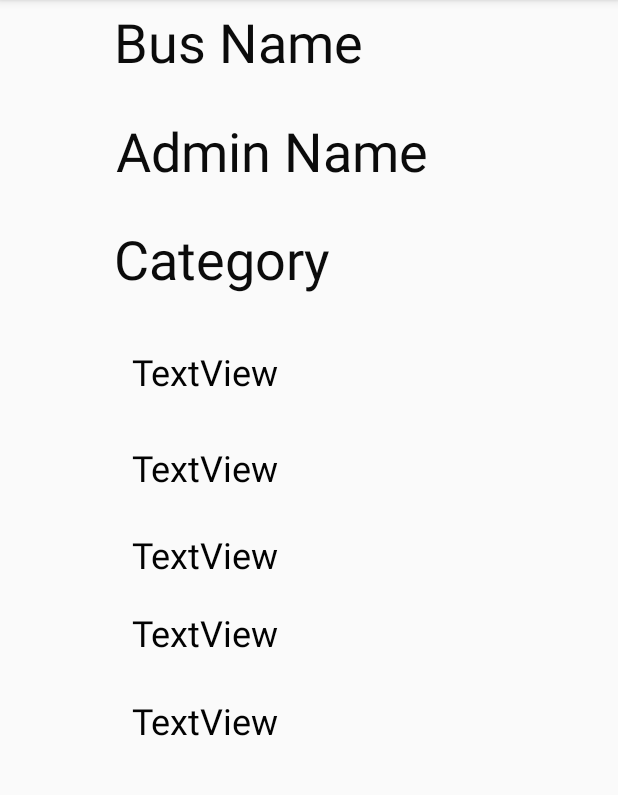
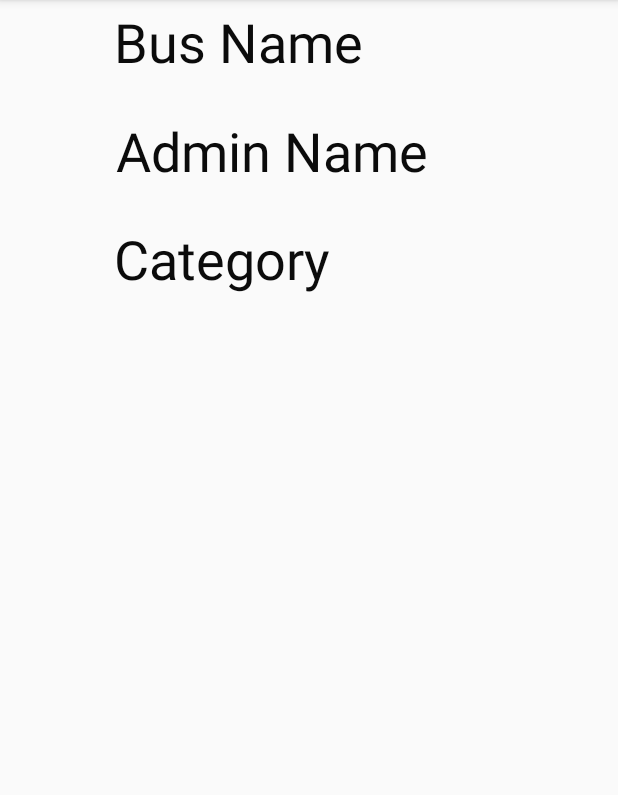
Before and after one commit to TeddyBonkerz/StoreFrontApp, an Android app: the home_fragment screen opened directly, with no data from a screen before it, on a phone screen of 412 x 824 dp, the part 84-879 px from its top. Run offline under Robolectric (Android 15) with nearby library versions, the phone set to English and light mode, and no system bars; our stand-ins replace Firebase (no records; nobody signed in at launch, a user with empty details on screens opened directly).

Commit message:
fixed bugs

```diff
--- a/app/src/main/java/com/example/storefrontapp/navdrawer/add_product_fragment.java
+++ b/app/src/main/java/com/example/storefrontapp/navdrawer/add_product_fragment.java
@@ -73,7 +73,7 @@ public class add_product_fragment extends Fragment implements AdapterView.OnItem
 
     @Nullable
     @Override
-    public View onCreateView(@NonNull final LayoutInflater inflater, @Nullable ViewGroup container, @Nullable Bundle savedInstanceState) {
+    public View onCreateView(@NonNull final LayoutInflater inflater, @Nullable final ViewGroup container, @Nullable Bundle savedInstanceState) {
         View view = inflater.inflate(R.layout.fragment_add_product, container, false);
 
         mAuth = FirebaseAuth.getInstance();
@@ -124,6 +124,9 @@ public class add_product_fragment extends Fragment implements AdapterView.OnItem
 
                 reference.child(uID).setValue(inventory);
 
+                Toast.makeText(getActivity(), "Product Added ", Toast.LENGTH_LONG).show();
+
+                inflater.inflate(R.layout.fragment_home, container, false);
 
             }
         });
--- a/app/src/main/res/layout/fragment_home.xml
+++ b/app/src/main/res/layout/fragment_home.xml
@@ -57,7 +57,8 @@
         android:layout_marginTop="351dp"
         android:text="TextView"
         android:textColor="#020202"
-        android:textSize="24sp" />
+        android:textSize="24sp"
+        android:visibility="invisible" />
 
     <TextView
         android:id="@+id/pPriceTextView"
@@ -68,7 +69,8 @@
         android:layout_marginTop="409dp"
         android:text="TextView"
         android:textColor="#020202"
-        android:textSize="24sp" />
+        android:textSize="24sp"
+        android:visibility="invisible" />
 
     <TextView
         android:id="@+id/pNameTextView"
@@ -79,7 +81,8 @@
         android:layout_marginTop="287dp"
         android:text="TextView"
         android:textColor="#020202"
-        android:textSize="24sp" />
+        android:textSize="24sp"
+        android:visibility="invisible" />
 
     <TextView
         android:id="@+id/pQuantityTextView"
@@ -90,7 +93,8 @@
         android:layout_marginTop="520dp"
         android:text="TextView"
         android:textColor="#020202"
-        android:textSize="24sp" />
+        android:textSize="24sp"
+        android:visibility="invisible" />
 
     <TextView
         android:id="@+id/pTypeTextView"
@@ -101,5 +105,6 @@
         android:layout_marginTop="461dp"
         android:text="TextView"
         android:textColor="#020202"
-        android:textSize="24sp" />
+        android:textSize="24sp"
+        android:visibility="invisible" />
 </RelativeLayout>
```
Also changed, not shown: app/src/main/java/com/example/storefrontapp/navdrawer/home_fragment.java (+14 -1 lines).
